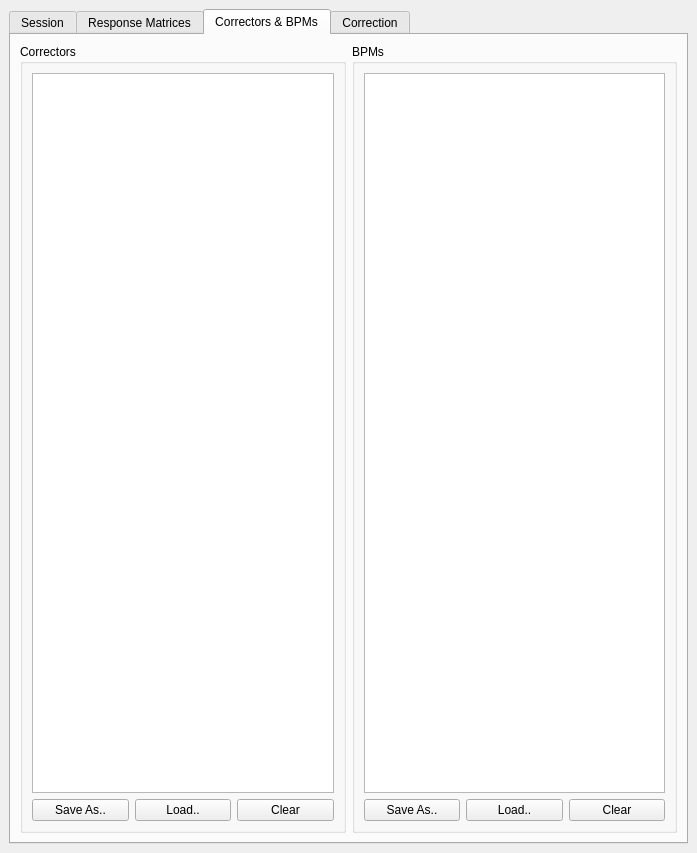
Old version of the form BBA_GUI.ui in the repository wiktoria-malek/flight-simulator.
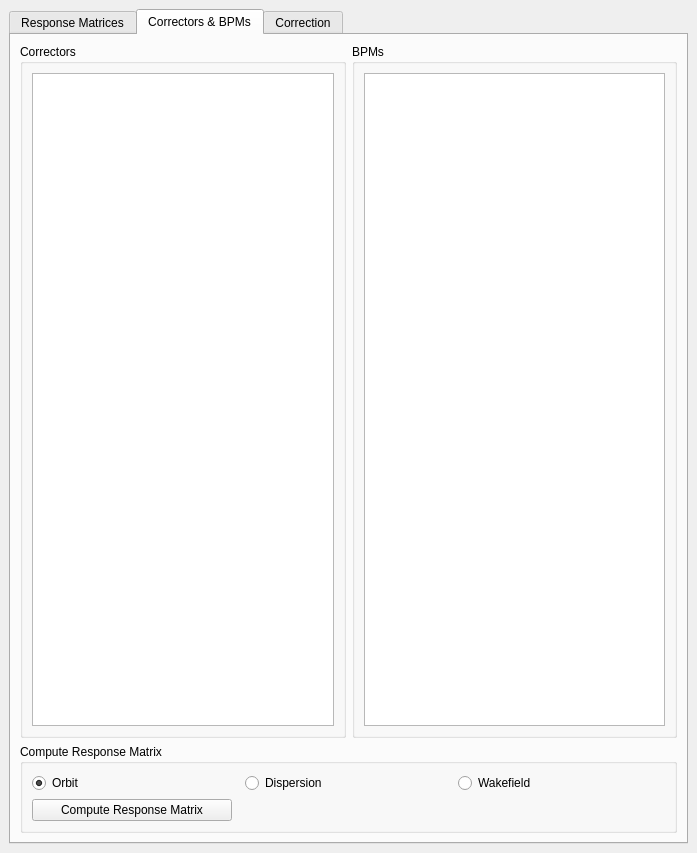
New version of the form. The open tabs and pages were chosen to show the change.

Commit message: Test dispersion etc

Patch:
```diff
--- a/BBA_GUI.ui
+++ b/BBA_GUI.ui
@@ -28,9 +28,10 @@
         <property name="currentIndex">
          <number>0</number>
         </property>
-        <widget class="QWidget" name="tab_session">
+
+        <widget class="QWidget" name="tab_response">
          <attribute name="title">
-          <string>Session</string>
+          <string>Response Matrices</string>
          </attribute>
          <layout class="QVBoxLayout" name="verticalLayout_30">
           <item>
@@ -76,26 +77,6 @@
            </widget>
           </item>
           <item>
-           <spacer name="verticalSpacer_1">
-            <property name="orientation">
-             <enum>Qt::Vertical</enum>
-            </property>
-            <property name="sizeHint" stdset="0">
-             <size>
-              <width>20</width>
-              <height>40</height>
-             </size>
-            </property>
-           </spacer>
-          </item>
-         </layout>
-        </widget>
-        <widget class="QWidget" name="tab_response">
-         <attribute name="title">
-          <string>Response Matrices</string>
-         </attribute>
-         <layout class="QVBoxLayout" name="verticalLayout_7">
-          <item>
            <widget class="QGroupBox" name="trajectory_group_3">
             <property name="title">
              <string>Trajectory Correction</string>
@@ -365,9 +346,17 @@
          <attribute name="title">
           <string>Correctors &amp;&amp; BPMs</string>
          </attribute>
-         <layout class="QHBoxLayout" name="horizontalLayout_6">
+         <layout class="QVBoxLayout" name="horizontalLayout_6">
+          <item>
+           <layout class="QHBoxLayout" name="horizontalLayout_corrbpms_tables">
           <item>
            <widget class="QGroupBox" name="groupBox_5">
+              <property name="maximumSize">
+               <size>
+                <width>16777215</width>
+                <height>750</height>
+               </size>
+              </property>
             <property name="title">
              <string>Correctors</string>
             </property>
@@ -376,36 +365,17 @@
               <layout class="QVBoxLayout" name="verticalLayout">
                <item>
                 <widget class="QListWidget" name="correctors_list">
+                   <property name="maximumSize">
+                    <size>
+                     <width>16777215</width>
+                     <height>700</height>
+                    </size>
+                   </property>
                  <property name="selectionMode">
                   <enum>QAbstractItemView::ExtendedSelection</enum>
                  </property>
                 </widget>
                </item>
-               <item>
-                <layout class="QHBoxLayout" name="correctors_buttons_layout">
-                 <item>
-                  <widget class="QPushButton" name="save_correctors_button">
-                   <property name="text">
-                    <string>Save As..</string>
-                   </property>
-                  </widget>
-                 </item>
-                 <item>
-                  <widget class="QPushButton" name="load_correctors_button">
-                   <property name="text">
-                    <string>Load..</string>
-                   </property>
-                  </widget>
-                 </item>
-                 <item>
-                  <widget class="QPushButton" name="clear_correctors_button">
-                   <property name="text">
-                    <string>Clear</string>
-                   </property>
-                  </widget>
-                 </item>
-                </layout>
-               </item>
               </layout>
              </item>
             </layout>
@@ -413,6 +383,12 @@
           </item>
           <item>
            <widget class="QGroupBox" name="groupBox_8">
+              <property name="maximumSize">
+               <size>
+                <width>16777215</width>
+                <height>750</height>
+               </size>
+              </property>
             <property name="title">
              <string>BPMs</string>
             </property>
@@ -421,37 +397,71 @@
               <layout class="QVBoxLayout" name="verticalLayout_13">
                <item>
                 <widget class="QListWidget" name="bpms_list">
+                   <property name="maximumSize">
+                    <size>
+                     <width>16777215</width>
+                     <height>700</height>
+                    </size>
+                   </property>
                  <property name="selectionMode">
                   <enum>QAbstractItemView::ExtendedSelection</enum>
                  </property>
                 </widget>
                </item>
+                </layout>
+               </item>
+              </layout>
+             </widget>
+            </item>
+           </layout>
+          </item>
+
                <item>
-                <layout class="QHBoxLayout" name="horizontalLayout_7">
+           <widget class="QGroupBox" name="groupBox_10">
+            <property name="title">
+             <string>Compute Response Matrix</string>
+            </property>
+            <layout class="QVBoxLayout" name="verticalLayout_16">
                  <item>
-                  <widget class="QPushButton" name="save_bpms_button">
+              <layout class="QHBoxLayout" name="horizontalLayout_modes">
+               <item>
+                <widget class="QRadioButton" name="mode_orbit">
                    <property name="text">
-                    <string>Save As..</string>
-                   </property>
+                  <string>Orbit</string>
+                 </property>
+                 <property name="checked">
+                  <bool>true</bool>
+                 </property>
                   </widget>
                  </item>
                  <item>
-                  <widget class="QPushButton" name="load_bpms_button">
+                <widget class="QRadioButton" name="mode_dispersion">
                    <property name="text">
-                    <string>Load..</string>
+                  <string>Dispersion</string>
                    </property>
                   </widget>
                  </item>
                  <item>
-                  <widget class="QPushButton" name="clear_bpms_button">
+                <widget class="QRadioButton" name="mode_wakefield">
                    <property name="text">
-                    <string>Clear</string>
+                  <string>Wakefield</string>
                    </property>
                   </widget>
                  </item>
                 </layout>
                </item>
-              </layout>
+             <item>
+              <widget class="QPushButton" name="compute_response_matrix_button">
+               <property name="maximumSize">
+                <size>
+                 <width>200</width>
+                 <height>16777215</height>
+                </size>
+               </property>
+               <property name="text">
+                <string>Compute Response Matrix</string>
+               </property>
+              </widget>
              </item>
             </layout>
            </widget>
```
Left out of the diff: 7 changed lines with no effect on the pictures. Lines whose indentation alone changed are shown as unchanged. The commit also changes 53 other files.
